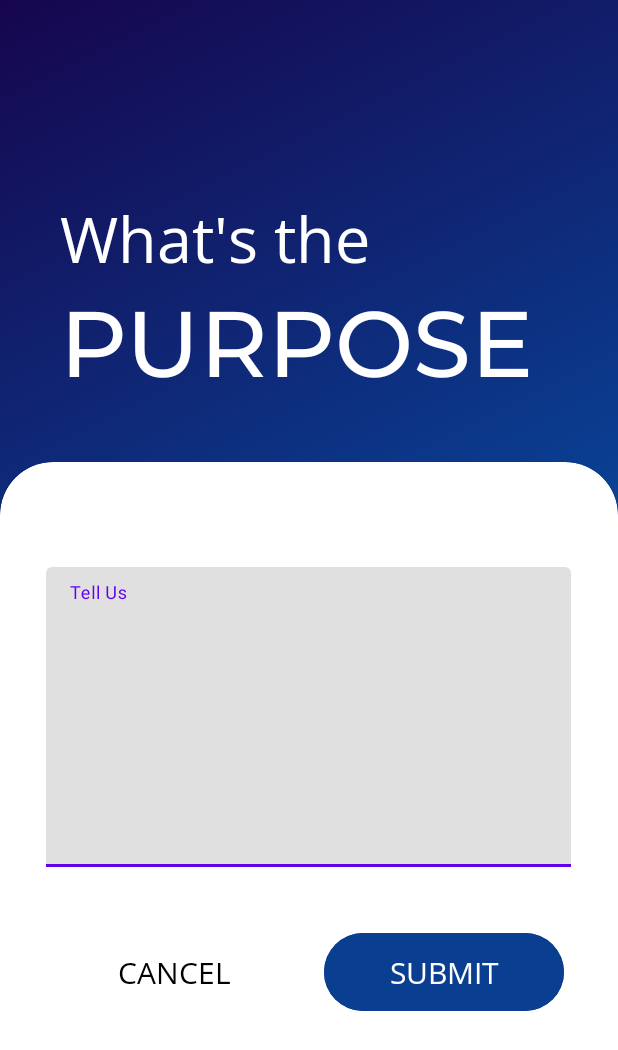
After one commit to VSen910/Room-Booking-App, an Android app: the ReasonActivity screen opened directly, with no data from a screen before it, on a phone screen of 412 x 824 dp. The commit adds this screen. Shown: the top 1050 px of the screen. Run offline under Robolectric (Android 15) with nearby library versions, the phone set to English and light mode, and no system bars.

Commit message:
Created a ReasonActivity and connected it up

```diff
--- /dev/null
+++ b/app/src/main/java/com/example/roombookingapp/ReasonActivity.java
@@ -0,0 +1,30 @@
+package com.example.roombookingapp;
+
+import androidx.appcompat.app.AppCompatActivity;
+
+import android.os.Bundle;
+import android.view.View;
+import android.widget.Button;
+
+public class ReasonActivity extends AppCompatActivity implements View.OnClickListener {
+
+    private Button cancelbtn;
+
+    @Override
+    protected void onCreate(Bundle savedInstanceState) {
+        super.onCreate(savedInstanceState);
+        setContentView(R.layout.activity_reason);
+
+        cancelbtn = findViewById(R.id.cancel_3);
+        cancelbtn.setOnClickListener(this);
+    }
+
+    @Override
+    public void onClick(View view) {
+        switch (view.getId()){
+            case R.id.cancel_3:
+                finish();
+                break;
+        }
+    }
+}
--- /dev/null
+++ b/app/src/main/res/layout/activity_reason.xml
@@ -0,0 +1,93 @@
+<?xml version="1.0" encoding="utf-8"?>
+<RelativeLayout xmlns:android="http://schemas.android.com/apk/res/android"
+    xmlns:app="http://schemas.android.com/apk/res-auto"
+    xmlns:tools="http://schemas.android.com/tools"
+    android:layout_width="match_parent"
+    android:layout_height="match_parent"
+    tools:context=".ReasonActivity"
+    android:background="@drawable/gradient">
+
+    <TextView
+        android:id="@+id/tellustxt"
+        android:layout_width="wrap_content"
+        android:layout_height="wrap_content"
+        android:layout_marginStart="40dp"
+        android:layout_marginTop="130dp"
+        android:fontFamily="@font/opensans_regular"
+        android:text="What's the"
+        android:textColor="@color/white"
+        android:textSize="42dp" />
+
+    <TextView
+        android:id="@+id/whytxt"
+        android:layout_width="wrap_content"
+        android:layout_height="wrap_content"
+        android:layout_below="@+id/tellustxt"
+        android:layout_marginStart="40dp"
+        android:fontFamily="@font/montserrat_medium"
+        android:text="PURPOSE"
+        android:textColor="@color/white"
+        android:textSize="62dp" />
+
+    <com.google.android.material.card.MaterialCardView
+        android:layout_width="match_parent"
+        android:layout_height="match_parent"
+        android:layout_below="@+id/whytxt"
+        android:layout_marginTop="40dp"
+        style="@style/MyCardView">
+
+        <RelativeLayout
+            android:layout_width="match_parent"
+            android:layout_height="match_parent">
+
+            <com.google.android.material.textfield.TextInputLayout
+                android:id="@+id/textField"
+                android:layout_width="match_parent"
+                android:layout_height="200dp"
+                android:layout_marginTop="60dp"
+                android:backgroundTint="@color/white"
+                android:hint="Tell Us">
+
+                <com.google.android.material.textfield.TextInputEditText
+                    android:layout_width="350dp"
+                    android:layout_height="200dp"
+                    android:layout_gravity="center_horizontal"/>
+
+            </com.google.android.material.textfield.TextInputLayout>
+
+            <LinearLayout
+                android:layout_width="match_parent"
+                android:layout_height="wrap_content"
+                android:layout_below="@+id/textField"
+                android:layout_marginTop="40dp"
+                android:gravity="center_horizontal">
+
+                <com.google.android.material.button.MaterialButton
+                    android:layout_width="160dp"
+                    android:layout_height="60dp"
+                    android:layout_marginEnd="20dp"
+                    style="@style/Widget.AppCompat.Button.Borderless"
+                    android:text="CANCEL"
+                    android:textSize="20sp"
+                    android:textColor="@color/black"
+                    android:fontFamily="@font/opensans_regular"
+                    android:id="@+id/cancel_3"/>
+
+                <com.google.android.material.button.MaterialButton
+                    android:layout_width="160dp"
+                    android:layout_height="60dp"
+                    style="@style/Widget.Material3.Button"
+                    android:text="SUBMIT"
+                    android:textSize="20sp"
+                    android:fontFamily="@font/opensans_regular"
+                    android:backgroundTint="@color/primary"
+                    android:id="@+id/sbmtbutton"/>
+
+            </LinearLayout>
+
+
+        </RelativeLayout>
+
+    </com.google.android.material.card.MaterialCardView>
+
+</RelativeLayout>
```
Also changed, not shown: app/src/main/AndroidManifest.xml (+4 -3 lines), app/src/main/java/com/example/roombookingapp/TimeSlotActivity.java (+17 -1 lines), app/src/main/res/layout/activity_time_slot.xml (+16 -8 lines).
